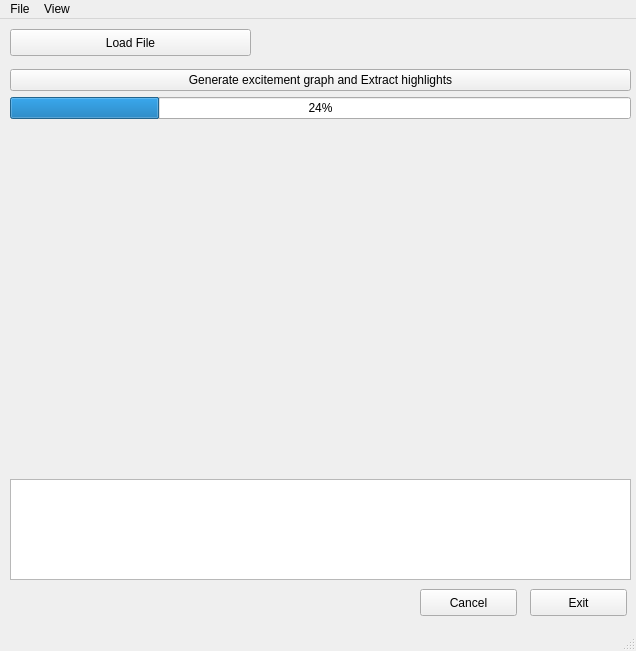
Qt form ExCCitement_extractor/gui.ui (siddharthjindal1997/ExCCitement_extractor) before a commit.
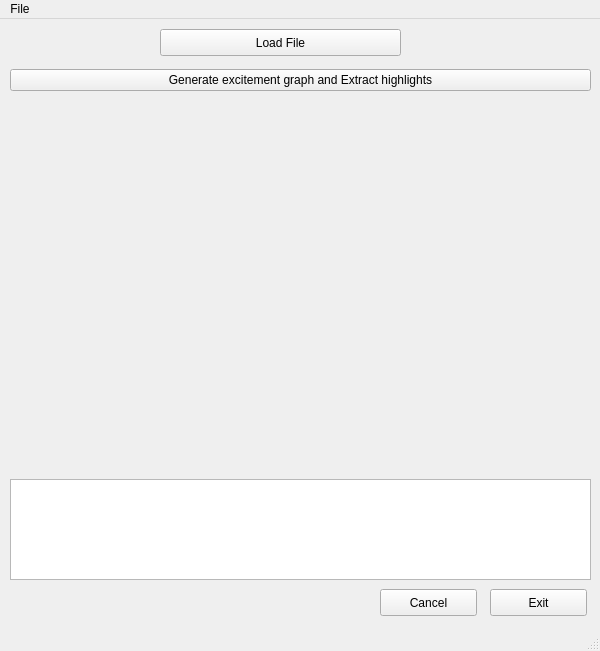
The same form after that commit.

Commit message: modified gui for removing progress bar

```diff
--- a/ExCCitement_extractor/gui.ui
+++ b/ExCCitement_extractor/gui.ui
@@ -6,7 +6,7 @@
    <rect>
     <x>0</x>
     <y>0</y>
-    <width>636</width>
+    <width>600</width>
     <height>651</height>
    </rect>
   </property>
@@ -19,7 +19,7 @@
      <rect>
       <x>10</x>
       <y>460</y>
-      <width>621</width>
+      <width>581</width>
       <height>101</height>
      </rect>
     </property>
@@ -30,7 +30,7 @@
    <widget class="QPushButton" name="butCancel">
     <property name="geometry">
      <rect>
-      <x>420</x>
+      <x>380</x>
       <y>570</y>
       <width>97</width>
       <height>27</height>
@@ -45,7 +45,7 @@
      <rect>
       <x>10</x>
       <y>50</y>
-      <width>621</width>
+      <width>581</width>
       <height>401</height>
      </rect>
     </property>
@@ -57,13 +57,6 @@
        </property>
       </widget>
      </item>
-     <item>
-      <widget class="QProgressBar" name="progressBar">
-       <property name="value">
-        <number>24</number>
-       </property>
-      </widget>
-     </item>
      <item>
       <widget class="QLabel" name="label">
        <property name="focusPolicy">
@@ -91,7 +84,7 @@
    <widget class="QPushButton" name="butLoadFile">
     <property name="geometry">
      <rect>
-      <x>10</x>
+      <x>160</x>
       <y>10</y>
       <width>241</width>
       <height>27</height>
@@ -104,7 +97,7 @@
    <widget class="QPushButton" name="buExit">
     <property name="geometry">
      <rect>
-      <x>530</x>
+      <x>490</x>
       <y>570</y>
       <width>97</width>
       <height>27</height>
@@ -120,7 +113,7 @@
     <rect>
      <x>0</x>
      <y>0</y>
-     <width>636</width>
+     <width>600</width>
      <height>25</height>
     </rect>
    </property>
@@ -131,13 +124,7 @@
     <addaction name="actionLoad"/>
     <addaction name="actionExit"/>
    </widget>
-   <widget class="QMenu" name="menuView">
-    <property name="title">
-     <string>View</string>
-    </property>
-   </widget>
    <addaction name="menuFile"/>
-   <addaction name="menuView"/>
   </widget>
   <widget class="QStatusBar" name="statusbar"/>
   <action name="actionLoad">
```
Left out of the diff: 2 changed lines with no effect on the pictures. The commit also changes 11 other files.
